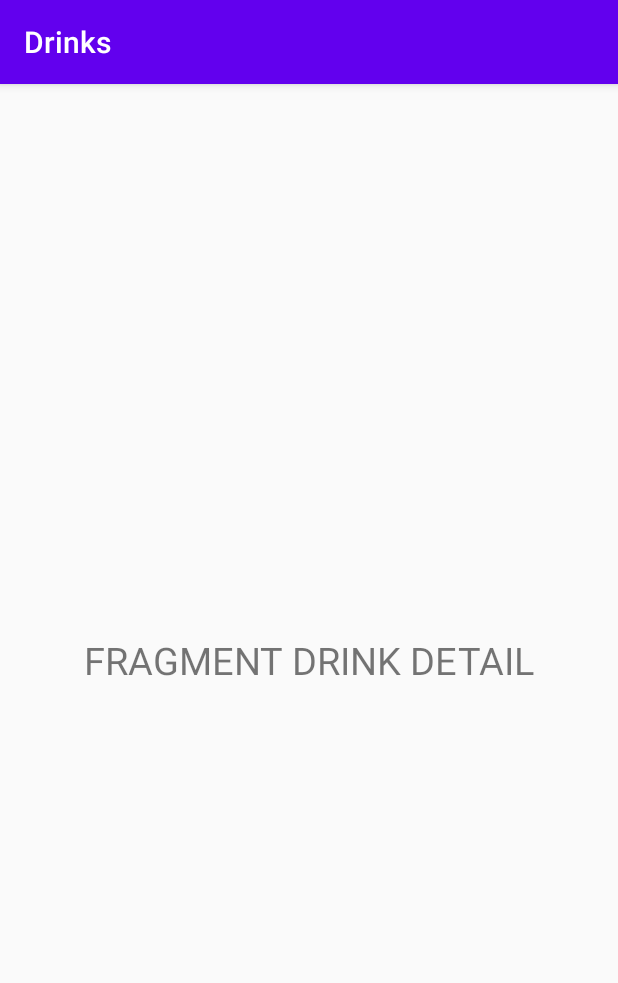
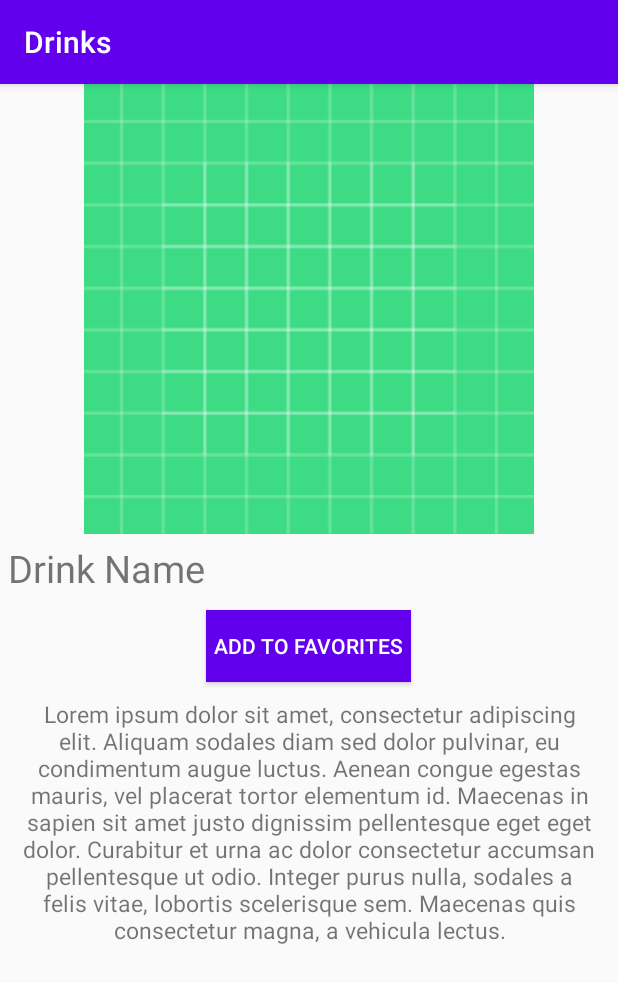
Before and after one commit to OscarEscamilla/drinksApp, an Android app: the fragment DrinkDetailFragment shown on its own in the app's theme, on a phone screen of 412 x 824 dp. Shown: the top 983 px of the screen. Run offline under Robolectric (Android 15) with nearby library versions, the phone set to English and light mode, and no system bars; pictures from the network do not load; 5 statements that could not run were skipped.

Commit message:
add view binding and room dependencies

```diff
--- a/app/src/main/AndroidManifest.xml
+++ b/app/src/main/AndroidManifest.xml
@@ -6,13 +6,14 @@
     <uses-permission android:name="android.permission.INTERNET"></uses-permission>
 
     <application
+        android:name=".BaseAplication"
         android:allowBackup="true"
         android:icon="@mipmap/ic_launcher"
         android:label="@string/app_name"
         android:roundIcon="@mipmap/ic_launcher_round"
         android:supportsRtl="true"
         android:theme="@style/AppTheme">
-        <activity android:name=".ui.MainActivity">
+        <activity android:name=".MainActivity">
             <intent-filter>
                 <action android:name="android.intent.action.MAIN" />
 
--- a/app/src/main/java/com/oscarescamilla/com/data/DataSource.kt
+++ b/app/src/main/java/com/oscarescamilla/com/data/DataSource.kt
@@ -23,4 +23,5 @@ class DataSource {
     suspend fun getDrinksByName(nameDrink: String): Resource.Success<List<Drink>>{
         return Resource.Success(RetrofitClient.webService.getTragosByName(nameDrink).drinkList)
     }
+
 }
--- /dev/null
+++ b/app/src/main/java/com/oscarescamilla/com/di/ActivityModule.kt
@@ -0,0 +1,5 @@
+package com.oscarescamilla.com.di
+
+class ActivityModule {
+
+}
--- a/app/src/main/java/com/oscarescamilla/com/domain/RepoImpl.kt
+++ b/app/src/main/java/com/oscarescamilla/com/domain/RepoImpl.kt
@@ -12,4 +12,5 @@ class RepoImpl(val dataSource: DataSource): Repo {
     override suspend fun getDrinksList(nameDrink: String): Resource<List<Drink>> {
         return dataSource.getDrinksByName(nameDrink)
     }
+
 }
--- a/app/src/main/java/com/oscarescamilla/com/ui/DrinkDetailFragment.kt
+++ b/app/src/main/java/com/oscarescamilla/com/ui/DrinkDetailFragment.kt
@@ -6,8 +6,11 @@ import androidx.fragment.app.Fragment
 import android.view.LayoutInflater
 import android.view.View
 import android.view.ViewGroup
+import com.bumptech.glide.Glide
 import com.oscarescamilla.com.R
 import com.oscarescamilla.com.data.model.Drink
+import com.oscarescamilla.com.databinding.FragmentDrinkDetailBinding
+import kotlinx.android.synthetic.main.drink_row.view.*
 
 
 class DrinkDetailFragment : Fragment() {
@@ -15,11 +18,15 @@ class DrinkDetailFragment : Fragment() {
 
     private lateinit var drink: Drink
 
+    private var _binding: FragmentDrinkDetailBinding? = null
+    // This property is only valid between onCreateView and
+    // onDestroyView.
+    private val binding get() = _binding!!
+
     override fun onCreate(savedInstanceState: Bundle?) {
         super.onCreate(savedInstanceState)
         requireArguments().let {data ->
                 drink = data.getParcelable<Drink>("drink")!!
-            Log.i("drink", "$drink ")
         }
     }
 
@@ -27,8 +34,27 @@ class DrinkDetailFragment : Fragment() {
         inflater: LayoutInflater, container: ViewGroup?,
         savedInstanceState: Bundle?
     ): View? {
-        // Inflate the layout for this fragment
-        return inflater.inflate(R.layout.fragment_drink_detail, container, false)
+        _binding = FragmentDrinkDetailBinding.inflate(inflater, container, false)
+        val view = binding.root
+        return view
+    }
+
+    override fun onViewCreated(view: View, savedInstanceState: Bundle?) {
+        super.onViewCreated(view, savedInstanceState)
+       initView()
+    }
+
+    fun initView(){
+        binding.drinkName.text = drink.nombre
+        binding.drinkOverview.text = drink.descripcion
+        Glide.with(requireActivity()).load(drink.image).centerCrop().into(binding.imgDrink)
+
+    }
+
+
+    override fun onDestroy() {
+        super.onDestroy()
+        _binding = null
     }
 
 
--- a/app/src/main/res/layout/activity_main.xml
+++ b/app/src/main/res/layout/activity_main.xml
@@ -4,7 +4,7 @@
     xmlns:tools="http://schemas.android.com/tools"
     android:layout_width="match_parent"
     android:layout_height="match_parent"
-    tools:context=".ui.MainActivity">
+    tools:context=".MainActivity">
 
     <fragment
         android:id="@+id/nav_host_fragment"
--- a/app/src/main/res/layout/fragment_drink_detail.xml
+++ b/app/src/main/res/layout/fragment_drink_detail.xml
@@ -1,18 +1,51 @@
 <?xml version="1.0" encoding="utf-8"?>
 <LinearLayout xmlns:android="http://schemas.android.com/apk/res/android"
     xmlns:tools="http://schemas.android.com/tools"
-    android:gravity="center"
+    xmlns:app="http://schemas.android.com/apk/res-auto"
     android:orientation="vertical"
     android:layout_width="match_parent"
     android:layout_height="match_parent"
     tools:context=".ui.DrinkDetailFragment">
 
-    <!-- TODO: Update blank fragment layout -->
+
+    <ImageView
+        android:id="@+id/imgDrink"
+        android:layout_width="match_parent"
+        android:layout_height="300dp"
+        android:src="@drawable/ic_launcher_background">
+
+    </ImageView>
+
+
+
     <TextView
-        android:gravity="center"
+        android:id="@+id/drinkName"
+        android:layout_margin="5dp"
         android:layout_width="match_parent"
-        android:layout_height="match_parent"
-        android:text="FRAGMENT DRINK DETAIL"
-        android:textSize="25dp"/>
+        android:layout_height="wrap_content"
+        android:text="Drink Name"
+        android:textSize="25sp"/>
+
+    <Button
+        android:id="@+id/btnAddFavorites"
+        android:text="add to favorites"
+        android:layout_margin="5dp"
+        android:padding="5dp"
+        android:textColor="@android:color/white"
+        android:background="@color/colorPrimary"
+        android:layout_width="wrap_content"
+        android:layout_height="wrap_content"
+        android:layout_gravity="center">
+
+    </Button>
+
+    <TextView
+        android:id="@+id/drinkOverview"
+        android:layout_margin="5dp"
+        android:textAlignment="center"
+        android:layout_width="match_parent"
+        android:layout_height="wrap_content"
+        android:text="Lorem ipsum dolor sit amet, consectetur adipiscing elit. Aliquam sodales diam sed dolor pulvinar, eu condimentum augue luctus. Aenean congue egestas mauris, vel placerat tortor elementum id. Maecenas in sapien sit amet justo dignissim pellentesque eget eget dolor. Curabitur et urna ac dolor consectetur accumsan pellentesque ut odio. Integer purus nulla, sodales a felis vitae, lobortis scelerisque sem. Maecenas quis consectetur magna, a vehicula lectus."
+        android:textSize="15sp"/>
 
 </LinearLayout>
--- a/app/src/main/res/navigation/main_graph.xml
+++ b/app/src/main/res/navigation/main_graph.xml
@@ -11,7 +11,8 @@
         tools:layout="@layout/fragment_main">
         <action
             android:id="@+id/action_mainFragment_to_drinkDetailFragment"
-            app:destination="@id/drinkDetailFragment" />
+            app:destination="@id/drinkDetailFragment"
+            app:popExitAnim="@anim/fragment_close_enter" />
     </fragment>
     <fragment
         android:id="@+id/drinkDetailFragment"
--- a/build.gradle
+++ b/build.gradle
@@ -8,6 +8,7 @@ buildscript {
     dependencies {
         classpath "com.android.tools.build:gradle:4.0.1"
         classpath "org.jetbrains.kotlin:kotlin-gradle-plugin:$kotlin_version"
+        classpath 'com.google.dagger:hilt-android-gradle-plugin:2.28-alpha'
 
         // NOTE: Do not place your application dependencies here; they belong
         // in the individual module build.gradle files
```
Also changed, not shown: app/build.gradle (+18 -0 lines), app/src/main/java/com/oscarescamilla/com/BaseAplication.kt (added, +11 -0 lines), app/src/main/java/com/oscarescamilla/com/MainActivity.kt (renamed from app/src/main/java/com/oscarescamilla/com/ui/MainActivity.kt, +2 -5 lines), app/src/main/java/com/oscarescamilla/com/di/AppModule.kt (added, +12 -0 lines), app/src/main/java/com/oscarescamilla/com/ui/MainFragment.kt (+6 -1 lines).
